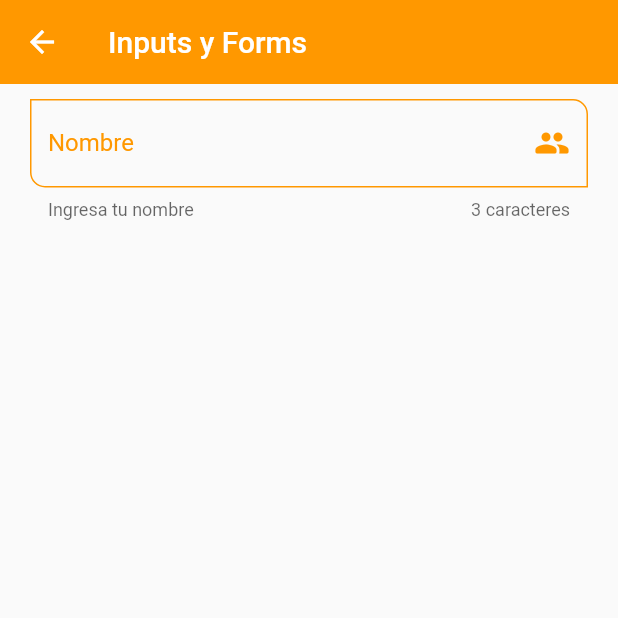
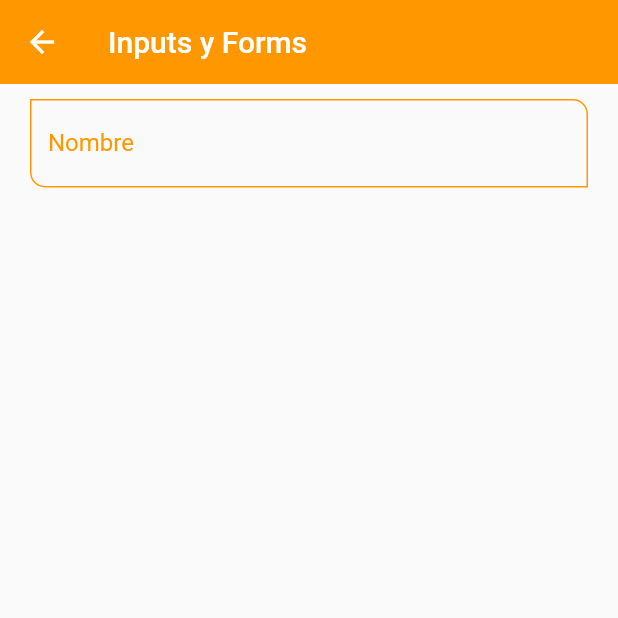
Before and after one commit to OlafRuv/FlutterBasics, a Flutter app: the InputsScreen screen opened by its route, on a phone screen of 412 x 824 dp, the top half of it. Run offline on Flutter 3.47's test engine with Material 2 defaults, Android fonts, the phone set to English and light mode, and no system bars.

Commit message:
Custom input field abstraction

```diff
--- a/lib/screens/inputs_screen.dart
+++ b/lib/screens/inputs_screen.dart
@@ -16,7 +16,10 @@ class InputsScreen extends StatelessWidget {
           padding: const EdgeInsets.symmetric(horizontal: 20, vertical: 10),
           child: Column(
             children: const [
-              CustomInputField()
+              CustomInputField(
+                hintText: 'Nombre del usuario',
+                labelText: 'Nombre',
+                )
             ],
           ),
         ),
--- a/lib/theme/app_theme.dart
+++ b/lib/theme/app_theme.dart
@@ -39,6 +39,7 @@ class AppTheme{
     ),
 
     inputDecorationTheme: const InputDecorationTheme(
+      labelStyle: TextStyle(color: primary),
       floatingLabelStyle: TextStyle( color: primary),
       enabledBorder: OutlineInputBorder(
         borderSide: BorderSide(color: primary),
--- a/lib/widgets/custom_input_field.dart
+++ b/lib/widgets/custom_input_field.dart
@@ -2,8 +2,24 @@ import 'package:fl_widgets/theme/app_theme.dart';
 import 'package:flutter/material.dart';
 
 class CustomInputField extends StatelessWidget {
+
+    final String? labelText;
+    final String? hintText;
+    final String? helperText;
+    final String? counterText;
+    final IconData? icon;
+    final IconData? sufixIcon;
+    final IconData? prefixIcon;
+
     const CustomInputField({
       Key? key,
+      this.labelText,
+      this.hintText,
+      this.helperText,
+      this.counterText,
+      this.icon,
+      this.sufixIcon,
+      this.prefixIcon,
     }) : super(key: key);
 
   @override
@@ -21,15 +37,14 @@ class CustomInputField extends StatelessWidget {
       },
       autovalidateMode: AutovalidateMode.onUserInteraction,
       cursorColor: AppTheme.primary,
-      decoration:const InputDecoration(
-        hintText: 'Nombre del Usuario',
-        labelText: 'Nombre',
-        labelStyle: TextStyle(color: AppTheme.primary),
-        helperText: 'Ingresa tu nombre',
-        counterText: '3 caracteres',
-        suffixIcon: Icon(Icons.group_rounded, color: AppTheme.primary,),
-        // prefixIcon: Icon(Icons.group_rounded, color: AppTheme.primary,),
-        // icon: Icon(Icons.assignment_ind_rounded, color: AppTheme.primary,),
+      decoration: InputDecoration(
+        hintText: hintText,
+        labelText: labelText,
+        helperText: helperText,
+        counterText: counterText,
+        suffixIcon: icon == null ? null : Icon(sufixIcon),
+        prefixIcon: icon == null ? null : Icon(prefixIcon),
+        icon: icon == null ? null : Icon(icon),
       ),
     );
   }
```
